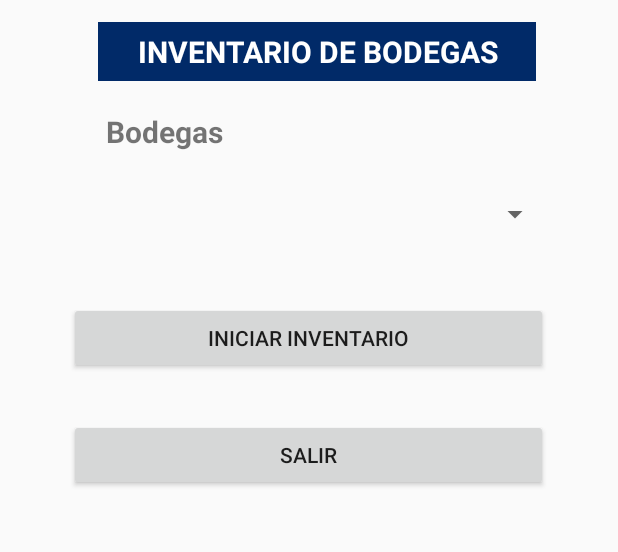
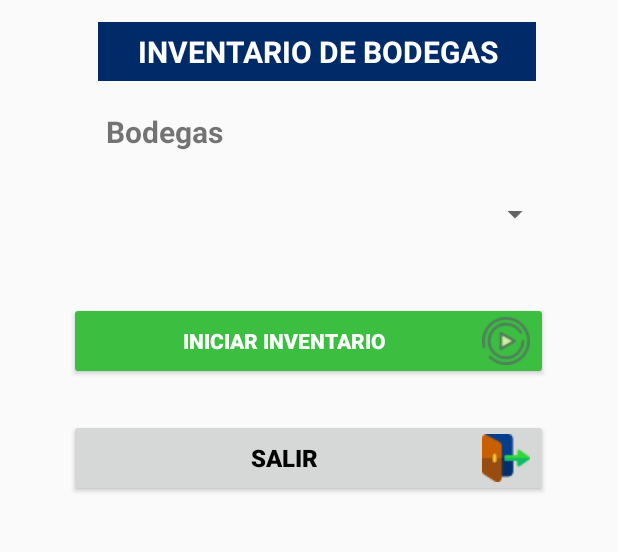
Before and after one commit to frederick23141/handheld_f, an Android app: the Control_Inventarios screen opened directly, with no data from a screen before it, on a phone screen of 412 x 824 dp, the part 393-945 px from its top. Run offline under Robolectric (Android 15) with nearby library versions, the phone set to English and light mode, and no system bars.

Commit message:
Se agrega activity_control_inventarios

```diff
--- a/app/src/main/res/layout/activity_control_inventarios.xml
+++ b/app/src/main/res/layout/activity_control_inventarios.xml
@@ -129,7 +129,11 @@
                 android:layout_height="wrap_content"
                 android:layout_weight="1"
                 android:layouut_padding="20dp"
-                android:text="Iniciar inventario" />
+                android:text="Iniciar inventario"
+                android:backgroundTint="#3CBF41"
+                android:drawableEnd="@drawable/play"
+                android:textColor="#FFFFFF"
+                android:textStyle="bold"/>
 
             <Space
                 android:layout_width="wrap_content"
@@ -154,7 +158,13 @@
                 android:layout_height="wrap_content"
                 android:layout_weight="1"
                 android:layouut_padding="20dp"
-                android:text="Salir" />
+                android:text="Salir"
+                android:drawableEnd="@drawable/salida1"
+                android:onClick="salir"
+                android:textColor="#000000"
+                android:textSize="16sp"
+                android:textStyle="bold"
+                tools:ignore="UsingOnClickInXml" />
 
             <Space
                 android:layout_width="wrap_content"
```
Also changed, not shown: app/src/main/res/drawable/play.png (added), app/src/main/res/drawable/video_player.png (added).
